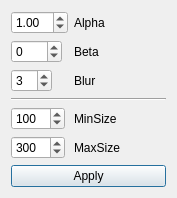
Before: the Qt Designer form detectordialog.ui in fgu-cas/kachna-tracker, drawn with Qt 5.
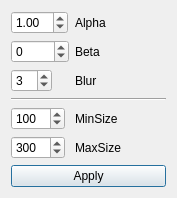
After: the same form once the commit is applied.

Commit message: change boundary values for beta

Diff of the .ui file:
```diff
--- a/detectordialog.ui
+++ b/detectordialog.ui
@@ -20,10 +20,10 @@
    <item row="1" column="0">
     <widget class="QSpinBox" name="betaBox">
      <property name="minimum">
-      <number>-999</number>
+      <number>-9999</number>
      </property>
      <property name="maximum">
-      <number>999</number>
+      <number>9999</number>
      </property>
     </widget>
    </item>
```
